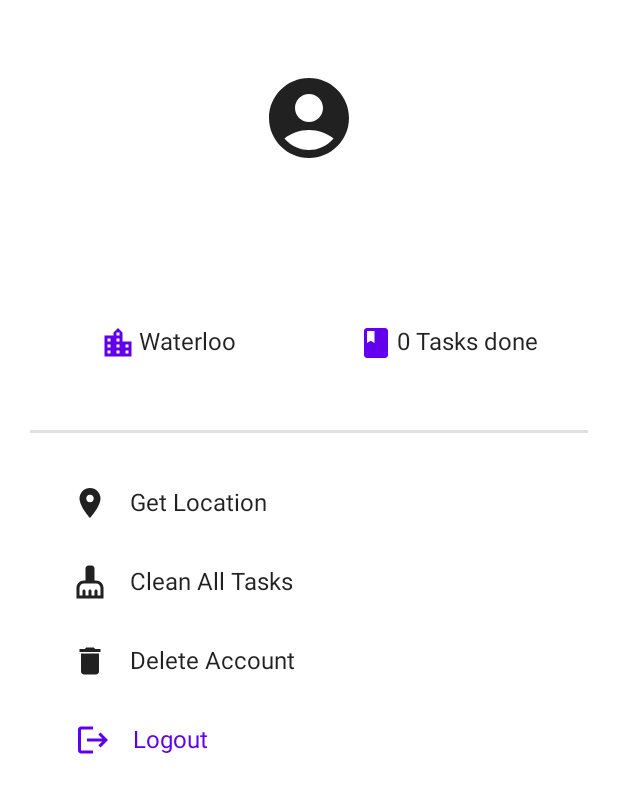
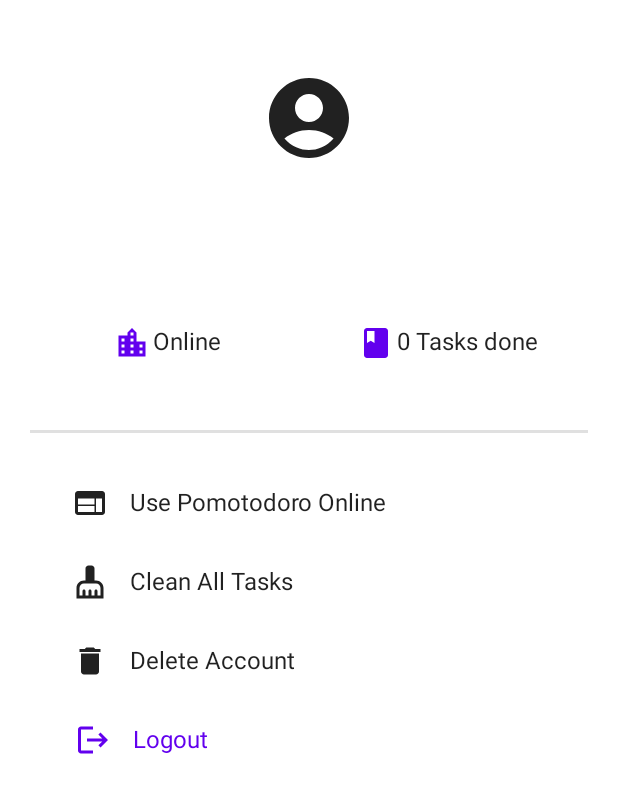
Before and after one commit to hoyipyik/pomotodoro-compose, an Android app built with Jetpack Compose: the composable AccountInfoPage shown on its own in the app's theme, on a phone screen of 412 x 824 dp. Shown: the top 793 px of the screen. Run offline under Robolectric (Android 15) with nearby library versions, the phone set to English and light mode, and no system bars.

Commit message:
online mode gate

```diff
--- a/app/src/main/java/com/example/pomotodoro_compose/data/viewModel/StateViewModel.kt
+++ b/app/src/main/java/com/example/pomotodoro_compose/data/viewModel/StateViewModel.kt
@@ -63,7 +63,7 @@
         _accountInputText = ""
         _passwdInputText = ""
     }
-    private var _accountCity by mutableStateOf("Waterloo")
-    val accountCity: String
-        get() = _accountCity
+//    private var _accountCity by mutableStateOf("Waterloo")
+//    val accountCity: String
+//        get() = _accountCity
 }
--- a/app/src/main/java/com/example/pomotodoro_compose/pages/account/AccountInfoPage.kt
+++ b/app/src/main/java/com/example/pomotodoro_compose/pages/account/AccountInfoPage.kt
@@ -1,6 +1,13 @@
 package com.example.pomotodoro_compose.pages.account
 
 
+import android.app.Activity.RESULT_OK
+import android.content.Context
+import android.content.Intent
+import android.net.Uri
+import android.util.Log
+import androidx.activity.compose.rememberLauncherForActivityResult
+import androidx.activity.result.contract.ActivityResultContracts
 import androidx.compose.foundation.clickable
 import androidx.compose.foundation.layout.*
 import androidx.compose.material.Divider
@@ -10,8 +17,10 @@
 import androidx.compose.material.icons.Icons
 import androidx.compose.material.icons.filled.*
 import androidx.compose.runtime.Composable
+import androidx.compose.runtime.remember
 import androidx.compose.ui.Alignment
 import androidx.compose.ui.Modifier
+import androidx.compose.ui.platform.LocalContext
 import androidx.compose.ui.unit.dp
 import com.example.pomotodoro_compose.data.viewModel.GroupTagViewModel
 import com.example.pomotodoro_compose.data.viewModel.StateViewModel
@@ -23,6 +32,9 @@
     stateViewModel: StateViewModel,
     groupTagViewModel: GroupTagViewModel
 ) {
+    val context = LocalContext.current
+    val intent = remember { Intent(Intent.ACTION_VIEW, Uri.parse("http://123.56.107.143:4000/")) }
+
     Column(
         modifier = Modifier.padding(20.dp),
         verticalArrangement = Arrangement.Center,
@@ -51,7 +63,7 @@
                         contentDescription = null,
                         tint = MaterialTheme.colors.primary
                     )
-                    Text(text = stateViewModel.accountCity, modifier = Modifier.padding(2.dp))
+                    Text(text = "Online", modifier = Modifier.padding(2.dp))
                 }
                 Spacer(modifier = Modifier.fillMaxWidth(0.2f))
                 Row(horizontalArrangement = Arrangement.Center, modifier = Modifier.width(140.dp)) {
@@ -79,12 +91,15 @@
             Row(
                 modifier = Modifier
                     .padding(vertical = 11.dp)
-                    .height(30.dp),
+                    .height(30.dp)
+                    .clickable {
+                        context.startActivity(intent)
+                    },
                 verticalAlignment = Alignment.CenterVertically
             ) {
-                Icon(Icons.Filled.LocationOn, contentDescription = null)
+                Icon(Icons.Filled.Web, contentDescription = null)
                 Spacer(modifier = Modifier.fillMaxWidth(0.05f))
-                Text(text = "Get Location")
+                Text(text = "Use Pomotodoro Online")
                 Spacer(modifier = Modifier.fillMaxWidth(0.7f))
             }
             Row(
```
